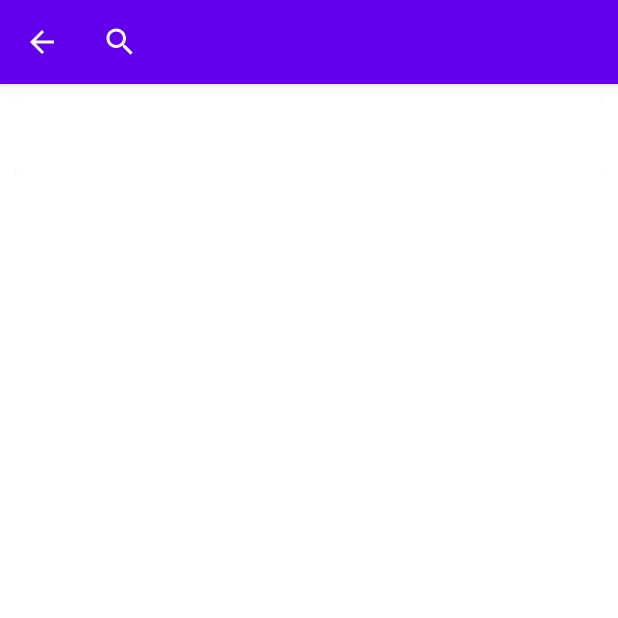
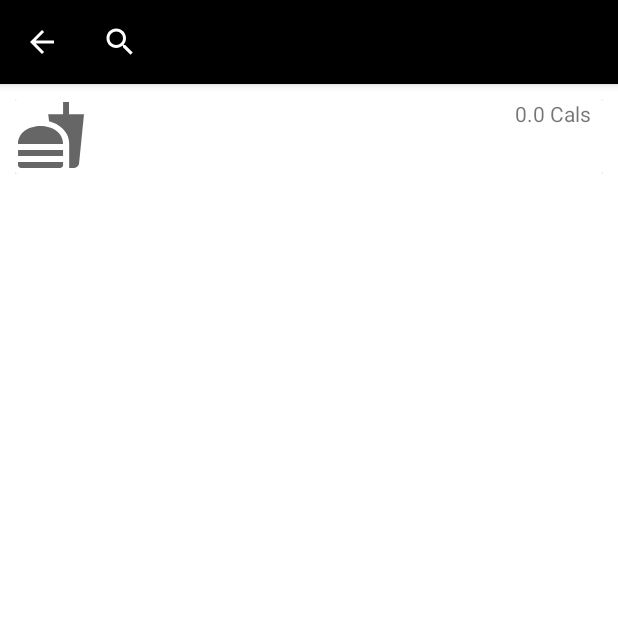
Before and after one commit to ndi1/ShoppingListApp, an Android app: the searchFoodListFragment screen opened directly, with no data from a screen before it, after a tap on "Food Search", on a phone screen of 412 x 824 dp, the top half of it. Run offline under Robolectric (Android 15) with nearby library versions, the phone set to English and light mode, and no system bars.

Commit message:
Modified foodsearch view

```diff
--- a/app/src/main/java/com/example/shoppinglistgenerator/DatabaseHelper.java
+++ b/app/src/main/java/com/example/shoppinglistgenerator/DatabaseHelper.java
@@ -78,6 +78,7 @@ SQLiteDatabase db = this.getReadableDatabase();
         cursor.moveToFirst();
         while(!cursor.isAfterLast()){
             try {
+                Integer foodId = cursor.getInt(0);
                 String foodName = cursor.getString(1);
                 String foodDesc = cursor.getString(2);
                 Double foodCals = cursor.getDouble(3);
@@ -86,7 +87,7 @@ SQLiteDatabase db = this.getReadableDatabase();
                 Double foodProtein = cursor.getDouble(6);
                 Double foodServings = cursor.getDouble(7);
                 String foodServType = cursor.getString(8);
-                Food food = new Food(foodName,foodDesc,foodCals,foodFats,foodCarbs,foodProtein,foodServings,foodServType);
+                Food food = new Food(foodId,foodName,foodDesc,foodCals,foodFats,foodCarbs,foodProtein,foodServings,foodServType);
                 foods.add(food);
                 cursor.moveToNext();
             } catch (Exception e){
--- a/app/src/main/java/com/example/shoppinglistgenerator/Food.java
+++ b/app/src/main/java/com/example/shoppinglistgenerator/Food.java
@@ -1,6 +1,7 @@
 package com.example.shoppinglistgenerator;
 
 public class Food {
+    private int foodId;
     private String foodName;
     private String foodDesc;
     private Double foodCal;
@@ -13,6 +14,14 @@ public class Food {
 
     public String getFoodName() {
         return foodName;
+    }
+
+    public int getFoodId() {
+        return foodId;
+    }
+
+    public void setFoodId(int foodId) {
+        this.foodId = foodId;
     }
 
     public void setFoodName(String foodName) {
@@ -75,7 +84,8 @@ public class Food {
         this.servingType = servingType;
     }
 
-    public Food(String foodName, String foodDesc, Double foodCal, Double foodFats, Double foodCarbs, Double foodProtein, Double servingSize, String servingType) {
+    public Food(Integer foodId,String foodName, String foodDesc, Double foodCal, Double foodFats, Double foodCarbs, Double foodProtein, Double servingSize, String servingType) {
+        this.foodId = foodId;
         this.foodName = foodName;
         this.foodDesc = foodDesc;
         this.foodCal = foodCal;
--- a/app/src/main/java/com/example/shoppinglistgenerator/FoodRecyclerAdapter.java
+++ b/app/src/main/java/com/example/shoppinglistgenerator/FoodRecyclerAdapter.java
@@ -21,7 +21,7 @@ public class FoodRecyclerAdapter extends RecyclerView.Adapter<FoodRecyclerAdapte
     ArrayList<Food> foodListFull;
     private OnFoodListener mOnFoodListener;
 
-
+//Adapter constructer with onCLickListener
     public FoodRecyclerAdapter(Context c, ArrayList<Food> foods,OnFoodListener onFoodListener){
             context = c;
             foodList = foods;
@@ -29,6 +29,7 @@ public class FoodRecyclerAdapter extends RecyclerView.Adapter<FoodRecyclerAdapte
             foodListFull = new ArrayList<Food>(foodList);
     }
 
+    //Inflates the view when created
     @NonNull
     @Override
     public MyViewHolder onCreateViewHolder(@NonNull ViewGroup parent, int viewType) {
@@ -37,10 +38,14 @@ public class FoodRecyclerAdapter extends RecyclerView.Adapter<FoodRecyclerAdapte
         return new MyViewHolder(view,mOnFoodListener);
     }
 
+    //Sets text within recyclerview cards
     @Override
     public void onBindViewHolder(@NonNull MyViewHolder holder, int position) {
         Food food = foodList.get(position);
         holder.foodName.setText(food.getFoodName());
+        holder.foodDesc.setText(food.getFoodDesc());
+        holder.foodCal.setText(food.getFoodCal().toString()+" Cals");
+
     }
 
     @Override
@@ -50,11 +55,15 @@ public class FoodRecyclerAdapter extends RecyclerView.Adapter<FoodRecyclerAdapte
 
     public class MyViewHolder extends RecyclerView.ViewHolder implements View.OnClickListener {
         TextView foodName;
+        TextView foodDesc;
+        TextView foodCal;
 
         OnFoodListener onFoodListener;
         public MyViewHolder(@NonNull View itemView,OnFoodListener onFoodListener) {
             super(itemView);
             foodName = itemView.findViewById(R.id.foodName);
+            foodDesc = itemView.findViewById(R.id.foodDesc);
+            foodCal = itemView.findViewById(R.id.foodCal);
             itemView.setOnClickListener(this);
             this.onFoodListener = onFoodListener;
         }
--- /dev/null
+++ b/app/src/main/res/drawable/ic_baseline_fastfood_24.xml
@@ -0,0 +1,5 @@
+<vector android:height="48dp" android:tint="?attr/colorControlNormal"
+    android:viewportHeight="24" android:viewportWidth="24"
+    android:width="48dp" xmlns:android="http://schemas.android.com/apk/res/android">
+    <path android:fillColor="@android:color/white" android:pathData="M18.06,22.99h1.66c0.84,0 1.53,-0.64 1.63,-1.46L23,5.05h-5L18,1h-1.97v4.05h-4.97l0.3,2.34c1.71,0.47 3.31,1.32 4.27,2.26 1.44,1.42 2.43,2.89 2.43,5.29v8.05zM1,21.99L1,21h15.03v0.99c0,0.55 -0.45,1 -1.01,1L2.01,22.99c-0.56,0 -1.01,-0.45 -1.01,-1zM16.03,14.99c0,-8 -15.03,-8 -15.03,0h15.03zM1.02,17h15v2h-15z"/>
+</vector>
--- a/app/src/main/res/layout/food_row.xml
+++ b/app/src/main/res/layout/food_row.xml
@@ -3,12 +3,13 @@
     xmlns:app="http://schemas.android.com/apk/res-auto"
     xmlns:tools="http://schemas.android.com/tools"
     android:layout_width="match_parent"
-    android:layout_height="wrap_content">
+    android:layout_height="wrap_content"
+    android:layout_marginBottom="10dp">
 
     <androidx.cardview.widget.CardView
         android:id="@+id/foodCV"
         android:layout_width="match_parent"
-        android:layout_height="wrap_content"
+        android:layout_height="50dp"
         app:cardBackgroundColor="@color/white"
         app:layout_constraintEnd_toEndOf="parent"
         app:layout_constraintStart_toStartOf="parent"
@@ -16,16 +17,46 @@
 
         <androidx.constraintlayout.widget.ConstraintLayout
             android:layout_width="match_parent"
-            android:layout_height="wrap_content">
+            android:layout_height="match_parent">
+
+            <TextView
+                android:id="@+id/foodCal"
+                android:layout_width="wrap_content"
+                android:layout_height="wrap_content"
+                android:layout_marginEnd="8dp"
+                android:text="TextView"
+                app:layout_constraintEnd_toEndOf="parent"
+                app:layout_constraintTop_toTopOf="parent" />
 
             <TextView
                 android:id="@+id/foodName"
-                android:layout_width="match_parent"
-                android:layout_height="50dp"
+                android:layout_width="wrap_content"
+                android:layout_height="wrap_content"
+                android:layout_marginStart="8dp"
                 android:text="TextView"
-                app:layout_constraintEnd_toEndOf="parent"
+                android:textStyle="bold"
+                app:layout_constraintStart_toEndOf="@+id/imageView"
+                app:layout_constraintTop_toTopOf="parent" />
+
+            <TextView
+                android:id="@+id/foodDesc"
+                android:layout_width="wrap_content"
+                android:layout_height="wrap_content"
+                android:layout_marginStart="8dp"
+                android:text="TextView"
+                app:layout_constraintBottom_toBottomOf="parent"
+                app:layout_constraintStart_toEndOf="@+id/imageView"
+                app:layout_constraintTop_toBottomOf="@+id/foodName" />
+
+            <ImageView
+                android:id="@+id/imageView"
+                android:layout_width="wrap_content"
+                android:layout_height="wrap_content"
+                app:layout_constraintBottom_toBottomOf="parent"
                 app:layout_constraintStart_toStartOf="parent"
-                app:layout_constraintTop_toTopOf="parent" />
+                app:layout_constraintTop_toTopOf="@+id/foodName"
+                app:layout_constraintVertical_bias="0.0"
+                app:srcCompat="@drawable/ic_baseline_fastfood_24" />
         </androidx.constraintlayout.widget.ConstraintLayout>
     </androidx.cardview.widget.CardView>
 
--- a/app/src/main/res/values/colors.xml
+++ b/app/src/main/res/values/colors.xml
@@ -7,4 +7,5 @@
     <color name="teal_700">#FF018786</color>
     <color name="black">#FF000000</color>
     <color name="white">#FFFFFFFF</color>
+    <color name="gray">#8D8D8D</color>
 </resources>
--- a/app/src/main/res/values/themes.xml
+++ b/app/src/main/res/values/themes.xml
@@ -2,8 +2,8 @@
     <!-- Base application theme. -->
     <style name="Theme.ShoppingListGenerator" parent="Theme.MaterialComponents.DayNight.DarkActionBar">
         <!-- Primary brand color. -->
-        <item name="colorPrimary">@color/purple_500</item>
-        <item name="colorPrimaryVariant">@color/purple_700</item>
+        <item name="colorPrimary">@color/black</item>
+        <item name="colorPrimaryVariant">@color/black</item>
         <item name="colorOnPrimary">@color/white</item>
         <!-- Secondary brand color. -->
         <item name="colorSecondary">@color/teal_200</item>
@@ -12,5 +12,6 @@
         <!-- Status bar color. -->
         <item name="android:statusBarColor" tools:targetApi="l">?attr/colorPrimaryVariant</item>
         <!-- Customize your theme here. -->
+        <item name="android:windowBackground">@color/white</item>
     </style>
 </resources>
```
